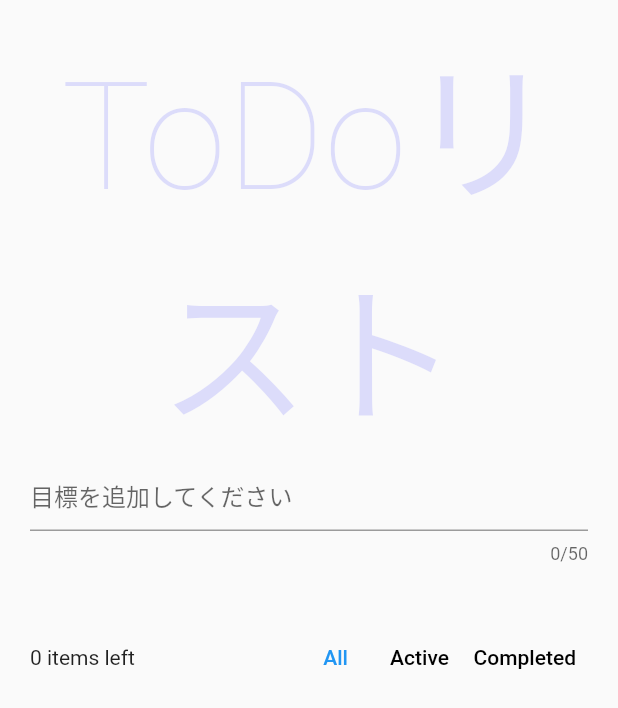
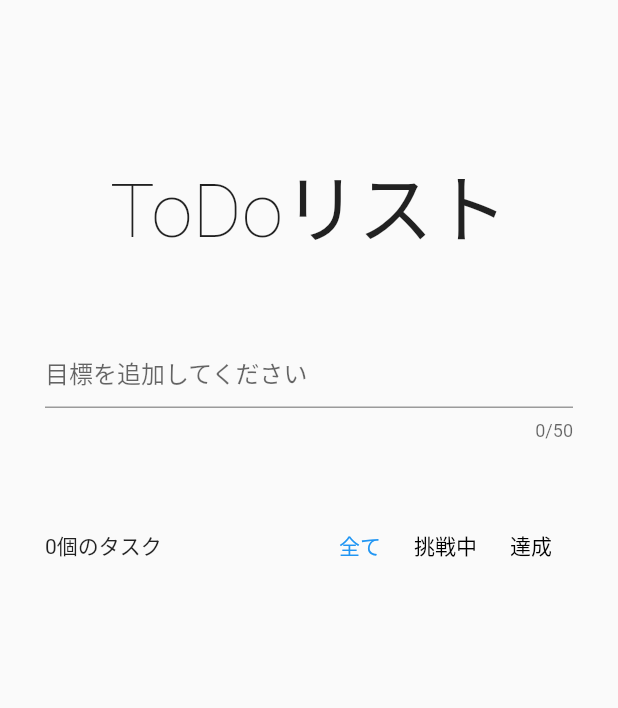
Before and after one commit to naruogram/todo_flutter, a Flutter app: the screen it shows after launch, on a phone screen of 412 x 824 dp. Shown: the top 708 px of the screen. Run offline on Flutter 3.47's test engine with Material 2 defaults, Android fonts, the phone set to English and light mode, and no system bars; our stand-ins replace flutter_hooks, hooks_riverpod, riverpod; Roboto replaces fonts that are missing (Helvetica Neue).

Commit message:
fix-ui
UIの修正

```diff
--- a/lib/todo/page/todo_list_page.dart
+++ b/lib/todo/page/todo_list_page.dart
@@ -16,21 +16,22 @@ class TodoListPage extends HookConsumerWidget {
   @override
   Widget build(BuildContext context, WidgetRef ref) {
     final todos = ref.watch(filteredTodos);
-    TextEditingController todoController=TextEditingController();
+    TextEditingController todoController = TextEditingController();
     return GestureDetector(
         onTap: () => FocusScope.of(context).unfocus(),
         child: Scaffold(
             body: ListView(
                 padding:
-                    const EdgeInsets.symmetric(horizontal: 20, vertical: 10),
+                    const EdgeInsets.symmetric(horizontal: 30, vertical: 100),
                 children: [
-              const BasicTitle(),
+              const TodoTitle(),
+              const SizedBox(height: 50),
               TodoTextForm(
                 formKey: addTodoKey,
                 controller: todoController,
                 hintText: "目標を追加してください",
               ),
-              const SizedBox(height: 42),
+              const SizedBox(height: 50),
               const Toolbar(),
               if (todos.isNotEmpty) const Divider(height: 0),
               for (var i = 0; i < todos.length; i++) ...[
@@ -54,6 +55,7 @@ class TodoListPage extends HookConsumerWidget {
 
 final _currentTodo = Provider<Todo>((ref) => throw UnimplementedError());
 
+//_currentTodoがスコープされなくてここに配置している、解決策が見つからない
 class TodoItem extends HookConsumerWidget {
   const TodoItem({Key? key}) : super(key: key);
 
--- a/lib/todo/widgets/title_todo.dart
+++ b/lib/todo/widgets/title_todo.dart
@@ -1,7 +1,7 @@
 import 'package:flutter/material.dart';
 
-class BasicTitle extends StatelessWidget {
-  const BasicTitle({
+class TodoTitle extends StatelessWidget {
+  const TodoTitle({
     Key? key,
   }) : super(key: key);
 
@@ -12,8 +12,7 @@ class BasicTitle extends StatelessWidget {
       "ToDoリスト",
       textAlign: TextAlign.center,
       style: TextStyle(
-        color: Color.fromARGB(38, 47, 47, 247),
-        fontSize: 100,
+        fontSize: 50,
         fontWeight: FontWeight.w100,
         fontFamily: 'Helvetica Neue',
       ),
--- a/lib/todo/widgets/todo_item.dart
+++ b/lib/todo/widgets/todo_item.dart
@@ -2,6 +2,8 @@ import 'package:flutter/material.dart';
 import 'package:flutter_hooks/flutter_hooks.dart';
 import 'package:hooks_riverpod/hooks_riverpod.dart';
 import 'package:todo_flutter/todo/Provider/todo_page_provider.dart';
+
+// ここにwidgetsとしておきたい
 
 // class TodoItem extends HookConsumerWidget {
 //   const TodoItem({Key? key}) : super(key: key);
--- a/lib/todo/widgets/tool_bar.dart
+++ b/lib/todo/widgets/tool_bar.dart
@@ -21,7 +21,7 @@ class Toolbar extends HookConsumerWidget {
         children: [
           Expanded(
             child: Text(
-              '${ref.watch(uncompletedTodosCount).toString()} items left',
+              '${ref.watch(uncompletedTodosCount).toString()}個のタスク',
               overflow: TextOverflow.ellipsis,
             ),
           ),
@@ -36,7 +36,7 @@ class Toolbar extends HookConsumerWidget {
                 foregroundColor:
                     MaterialStateProperty.all(textColorFor(TodoListFilter.all)),
               ),
-              child: const Text('All'),
+              child: const Text('全て'),
             ),
           ),
           Tooltip(
@@ -51,7 +51,7 @@ class Toolbar extends HookConsumerWidget {
                   textColorFor(TodoListFilter.active),
                 ),
               ),
-              child: const Text('Active'),
+              child: const Text('挑戦中'),
             ),
           ),
           Tooltip(
@@ -66,7 +66,7 @@ class Toolbar extends HookConsumerWidget {
                   textColorFor(TodoListFilter.completed),
                 ),
               ),
-              child: const Text('Completed'),
+              child: const Text('達成'),
             ),
           ),
         ],
```
